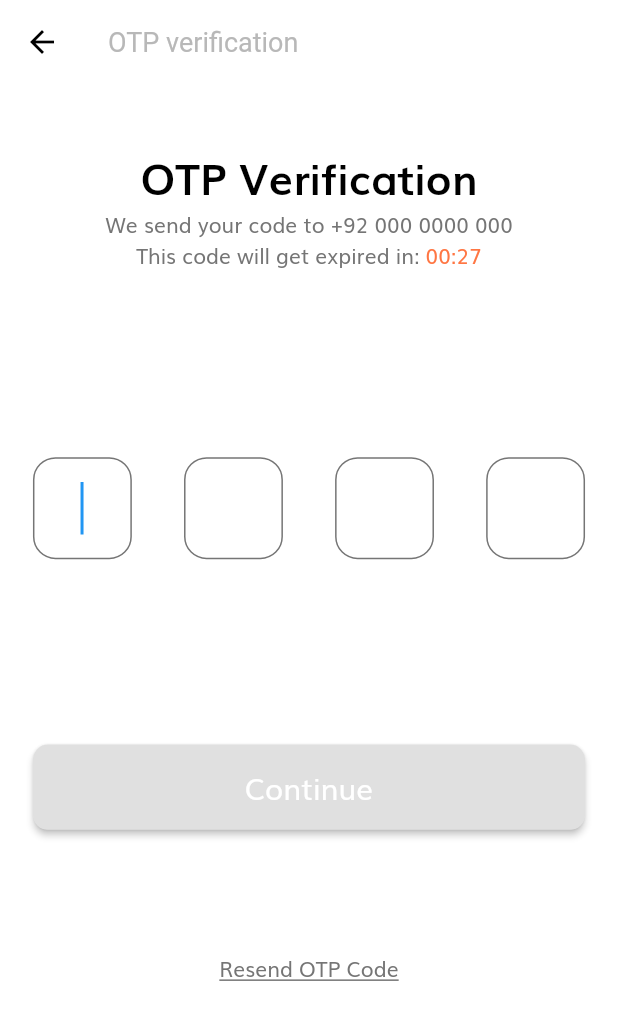
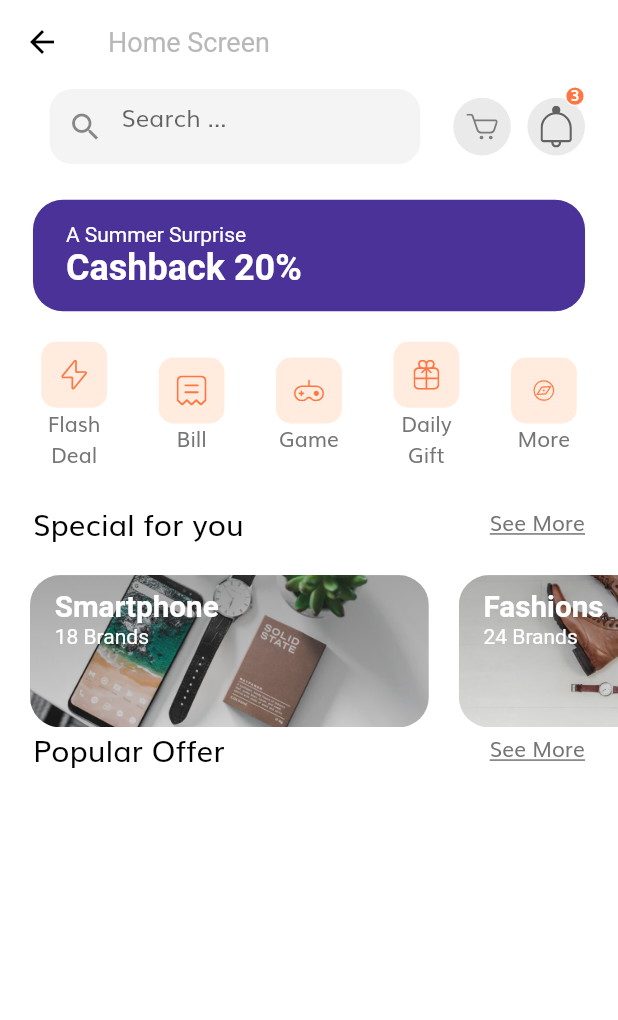
Before and after one commit to M-Farjad/Flutter-Ecommerce, a Flutter app: the OTPScreen screen opened by its route, after a tap on "Continue", on a phone screen of 412 x 824 dp. Shown: the top 1020 px of the screen. Run offline on Flutter 3.47's test engine with Material 2 defaults, Android fonts, the phone set to English and light mode, and no system bars; our stand-ins replace email_validator, flutter_svg; missing offline and left inert: dart:js_util.

Commit message:
Home Page Without Popular Products

```diff
--- /dev/null
+++ b/lib/models/product.dart
@@ -0,0 +1,103 @@
+import 'package:flutter/material.dart';
+
+class Product {
+  final int id;
+  final String title, description;
+  final List<String> images;
+  final List<Color> colors;
+  final double rating, price;
+  final bool isFavourite, isPopular;
+
+  Product({
+    required this.id,
+    required this.images,
+    required this.colors,
+    this.rating = 0.0,
+    this.isFavourite = false,
+    this.isPopular = false,
+    required this.title,
+    required this.price,
+    required this.description,
+  });
+}
+
+// Our demo Products
+
+List<Product> demoProducts = [
+  Product(
+    id: 1,
+    images: [
+      "assets/images/ps4_console_white_1.png",
+      "assets/images/ps4_console_white_2.png",
+      "assets/images/ps4_console_white_3.png",
+      "assets/images/ps4_console_white_4.png",
+    ],
+    colors: [
+      Color(0xFFF6625E),
+      Color(0xFF836DB8),
+      Color(0xFFDECB9C),
+      Colors.white,
+    ],
+    title: "Wireless Controller for PS4™",
+    price: 64.99,
+    description: description,
+    rating: 4.8,
+    isFavourite: true,
+    isPopular: true,
+  ),
+  Product(
+    id: 2,
+    images: [
+      "assets/images/Image Popular Product 2.png",
+    ],
+    colors: [
+      Color(0xFFF6625E),
+      Color(0xFF836DB8),
+      Color(0xFFDECB9C),
+      Colors.white,
+    ],
+    title: "Nike Sport White - Man Pant",
+    price: 50.5,
+    description: description,
+    rating: 4.1,
+    isPopular: true,
+  ),
+  Product(
+    id: 3,
+    images: [
+      "assets/images/glap.png",
+    ],
+    colors: [
+      Color(0xFFF6625E),
+      Color(0xFF836DB8),
+      Color(0xFFDECB9C),
+      Colors.white,
+    ],
+    title: "Gloves XC Omega - Polygon",
+    price: 36.55,
+    description: description,
+    rating: 4.1,
+    isFavourite: true,
+    isPopular: true,
+  ),
+  Product(
+    id: 4,
+    images: [
+      "assets/images/wireless headset.png",
+    ],
+    colors: [
+      Color(0xFFF6625E),
+      Color(0xFF836DB8),
+      Color(0xFFDECB9C),
+      Colors.white,
+    ],
+    title: "Logitech Head",
+    price: 20.20,
+    description: description,
+    rating: 4.1,
+    isFavourite: true,
+  ),
+];
+
+const String description =
+    "Wireless Controller for PS4™ gives you what you want in your gaming from over precision control your games to sharing …";
--- a/lib/routes.dart
+++ b/lib/routes.dart
@@ -1,5 +1,6 @@
 import 'package:ecommerce/screens/complete_profile/complete_profile_screen.dart';
 import 'package:ecommerce/screens/forgot_password/forgot_password_screen.dart';
+import 'package:ecommerce/screens/home/home_screen.dart';
 import 'package:ecommerce/screens/login_screen/login_success_screen.dart';
 import 'package:ecommerce/screens/sign_in/sign_in.dart';
 import 'package:ecommerce/screens/sign_up/sign_up_screen.dart';
@@ -18,4 +19,5 @@
   SignUpScreen.routeName: (context) => const SignUpScreen(),
   CompleteProfile.routeName: (context) => const CompleteProfile(),
   OTPScreen.routeName: (context) => const OTPScreen(),
+  HomeScreen.routeName: (context) => const HomeScreen(),
 };
--- a/lib/screens/OTP/components/otp_form.dart
+++ b/lib/screens/OTP/components/otp_form.dart
@@ -1,7 +1,9 @@
+import 'package:ecommerce/screens/home/home_screen.dart';
 import 'package:flutter/material.dart';
 import '../../../components/default_button.dart';
 import '../../../constants.dart';
 import '../../../size_config.dart';
+import '../../home/home_screen.dart';
 
 class OTPform extends StatefulWidget {
   const OTPform({super.key});
@@ -108,7 +110,9 @@
         DefaultButton(
             raisedButtonStyle: raisedButtonStyle,
             text: "Continue",
-            press: () {}),
+            press: () {
+              Navigator.pushNamed(context, HomeScreen.routeName);
+            }),
       ],
     );
   }
--- /dev/null
+++ b/lib/screens/home/components/body.dart
@@ -0,0 +1,36 @@
+import 'package:ecommerce/screens/home/components/section_title.dart';
+import 'package:ecommerce/size_config.dart';
+import 'package:flutter/material.dart';
+import 'categories.dart';
+import 'discount_banner.dart';
+import 'homeHeader.dart';
+import 'special_offers.dart';
+
+class Body extends StatefulWidget {
+  const Body({super.key});
+
+  @override
+  State<Body> createState() => _BodyState();
+}
+
+class _BodyState extends State<Body> {
+  @override
+  Widget build(BuildContext context) {
+    return SafeArea(
+      child: SingleChildScrollView(
+        child: Column(
+          children: [
+            HomeHeader(),
+            SizedBox(height: getProportionateScreenHeight(20)),
+            discountBanner(),
+            SizedBox(height: getProportionateScreenHeight(20)),
+            Categories(),
+            SizedBox(height: getProportionateScreenHeight(20)),
+            SpecialOffers(),
+            SectionTitle(text: 'Popular Offer', press: () {}),
+          ],
+        ),
+      ),
+    );
+  }
+}
--- /dev/null
+++ b/lib/screens/home/components/categories.dart
@@ -0,0 +1,35 @@
+import 'package:flutter/material.dart';
+import '../../../size_config.dart';
+import 'categoryCard.dart';
+
+class Categories extends StatelessWidget {
+  const Categories({super.key});
+
+  @override
+  Widget build(BuildContext context) {
+    List<Map<String, dynamic>> categories = [
+      {"icon": "assets/icons/Flash Icon.svg", "text": "Flash Deal"},
+      {"icon": "assets/icons/Bill Icon.svg", "text": "Bill"},
+      {"icon": "assets/icons/Game Icon.svg", "text": "Game"},
+      {"icon": "assets/icons/Gift Icon.svg", "text": "Daily Gift"},
+      {"icon": "assets/icons/Discover.svg", "text": "More"},
+    ];
+    return Padding(
+      padding:
+          EdgeInsets.symmetric(horizontal: getProportionateScreenWidth(25)),
+      child: Row(
+        // crossAxisAlignment: CrossAxisAlignment.start,
+        mainAxisAlignment: MainAxisAlignment.spaceBetween,
+        children: [
+          ...List.generate(
+              categories.length,
+              (index) => CategoryCard(
+                    icon: categories[index]['icon'],
+                    text: categories[index]['text'],
+                    press: () {},
+                  ))
+        ],
+      ),
+    );
+  }
+}
--- /dev/null
+++ b/lib/screens/home/components/categoryCard.dart
@@ -0,0 +1,42 @@
+import 'package:flutter/material.dart';
+import 'package:flutter_svg/svg.dart';
+import '../../../size_config.dart';
+
+class CategoryCard extends StatelessWidget {
+  final String icon, text;
+  final GestureTapCallback press;
+  const CategoryCard({
+    Key? key,
+    required this.icon,
+    required this.text,
+    required this.press,
+  }) : super(key: key);
+
+  @override
+  Widget build(BuildContext context) {
+    return GestureDetector(
+      onTap: press,
+      child: SizedBox(
+        width: getProportionateScreenWidth(40),
+        child: Column(
+          children: [
+            AspectRatio(
+              aspectRatio: 1,
+              child: Container(
+                padding: EdgeInsets.all(12),
+                decoration: BoxDecoration(
+                    color: Color(0xFFFFECDF),
+                    borderRadius: BorderRadius.circular(10)),
+                child: SvgPicture.asset(icon),
+              ),
+            ),
+            Text(
+              text,
+              textAlign: TextAlign.center,
+            )
+          ],
+        ),
+      ),
+    );
+  }
+}
--- /dev/null
+++ b/lib/screens/home/components/discount_banner.dart
@@ -0,0 +1,34 @@
+import 'package:flutter/material.dart';
+
+import '../../../size_config.dart';
+
+class discountBanner extends StatelessWidget {
+  const discountBanner({
+    Key? key,
+  }) : super(key: key);
+
+  @override
+  Widget build(BuildContext context) {
+    return Container(
+      width: double.infinity,
+      margin: EdgeInsets.symmetric(horizontal: getProportionateScreenWidth(20)),
+      // height: 90,
+      padding: EdgeInsets.symmetric(
+          horizontal: getProportionateScreenWidth(20),
+          vertical: getProportionateScreenHeight(15)),
+      decoration: BoxDecoration(
+          color: Color(0xFF4A3298), borderRadius: BorderRadius.circular(20)),
+      child: Text.rich(
+        TextSpan(
+          text: "A Summer Surprise\n",
+          style: TextStyle(color: Colors.white),
+          children: [
+            TextSpan(
+                text: "Cashback 20%",
+                style: TextStyle(fontSize: 24, fontWeight: FontWeight.bold))
+          ],
+        ),
+      ),
+    );
+  }
+}
--- /dev/null
+++ b/lib/screens/home/components/homeHeader.dart
@@ -0,0 +1,30 @@
+import 'package:flutter/material.dart';
+import '../../../size_config.dart';
+import 'iconBtnCounter.dart';
+import 'searchField.dart';
+
+class HomeHeader extends StatelessWidget {
+  const HomeHeader({
+    Key? key,
+  }) : super(key: key);
+
+  @override
+  Widget build(BuildContext context) {
+    return Padding(
+      padding:
+          EdgeInsets.symmetric(horizontal: getProportionateScreenWidth(20)),
+      child: Row(
+        mainAxisAlignment: MainAxisAlignment.spaceBetween,
+        children: [
+          SearchField(),
+          IconBtnCounter(
+            svgSrc: "assets/icons/Cart Icon.svg",
+            press: () {},
+          ),
+          IconBtnCounter(
+              svgSrc: "assets/icons/Bell.svg", press: () {}, numOfItems: 3),
+        ],
+      ),
+    );
+  }
+}
--- /dev/null
+++ b/lib/screens/home/components/iconBtnCounter.dart
@@ -0,0 +1,65 @@
+import 'package:flutter/material.dart';
+import 'package:flutter_svg/svg.dart';
+import '../../../constants.dart';
+import '../../../size_config.dart';
+
+class IconBtnCounter extends StatelessWidget {
+  const IconBtnCounter({
+    Key? key,
+    required this.svgSrc,
+    this.numOfItems = 0,
+    required this.press,
+  }) : super(key: key);
+
+  final String svgSrc;
+  final int numOfItems;
+  final GestureTapCallback press;
+
+  @override
+  Widget build(BuildContext context) {
+    return InkWell(
+      onTap: press,
+      borderRadius: BorderRadius.circular(50),
+      child: SizedBox(
+        width: getProportionateScreenWidth(35),
+        child: Stack(
+          children: [
+            Container(
+              padding: EdgeInsets.all(getProportionateScreenWidth(8)),
+              width: getProportionateScreenWidth(56),
+              height: getProportionateScreenHeight(56),
+              decoration: BoxDecoration(
+                  color: kSecondaryColor.withOpacity(0.2),
+                  shape: BoxShape.circle),
+              child: SvgPicture.asset(svgSrc),
+            ),
+            if (numOfItems != 0)
+              Positioned(
+                right: 0,
+                left: 25,
+                top: 0,
+                child: Container(
+                  width: getProportionateScreenWidth(16),
+                  height: getProportionateScreenHeight(16),
+                  decoration: BoxDecoration(
+                    shape: BoxShape.circle,
+                    border: Border.all(color: Colors.white),
+                    color: kPrimaryColor,
+                  ),
+                  child: Center(
+                      child: Text(
+                    '${numOfItems}',
+                    style: TextStyle(
+                        fontSize: getProportionateScreenHeight(10),
+                        color: Colors.white,
+                        height: 1,
+                        fontWeight: FontWeight.w600),
+                  )),
+                ),
+              )
+          ],
+        ),
+      ),
+    );
+  }
+}
--- /dev/null
+++ b/lib/screens/home/components/searchField.dart
@@ -0,0 +1,37 @@
+import 'package:flutter/material.dart';
+import '../../../constants.dart';
+import '../../../size_config.dart';
+
+class SearchField extends StatelessWidget {
+  const SearchField({
+    Key? key,
+  }) : super(key: key);
+
+  @override
+  Widget build(BuildContext context) {
+    return Padding(
+      padding:
+          EdgeInsets.symmetric(horizontal: getProportionateScreenWidth(10)),
+      child: Container(
+        decoration: BoxDecoration(
+            color: kSecondaryColor.withOpacity(0.1),
+            borderRadius: BorderRadius.circular(15)),
+        width: SizeConfig.screenWidth * 0.6,
+        height: 50,
+        child: TextField(
+          onChanged: (value) {
+            //Search Value
+          },
+          decoration: const InputDecoration(
+              // contentPadding: EdgeInsets.symmetric(
+              //     horizontal: getProportionateScreenWidth(50),
+              //     vertical: getProportionateScreenHeight(15)),
+              enabledBorder: InputBorder.none,
+              focusedBorder: InputBorder.none,
+              hintText: "Search ...",
+              prefixIcon: Icon(Icons.search)),
+        ),
+      ),
+    );
+  }
+}
--- /dev/null
+++ b/lib/screens/home/components/section_title.dart
@@ -0,0 +1,36 @@
+import 'package:flutter/material.dart';
+
+import '../../../size_config.dart';
+
+class SectionTitle extends StatelessWidget {
+  const SectionTitle({
+    Key? key,
+    required this.text,
+    required this.press,
+  }) : super(key: key);
+  final String text;
+  final GestureTapCallback press;
+  @override
+  Widget build(BuildContext context) {
+    return Padding(
+      padding:
+          EdgeInsets.symmetric(horizontal: getProportionateScreenWidth(20)),
+      child: Row(
+        mainAxisAlignment: MainAxisAlignment.spaceBetween,
+        children: [
+          Text(
+            text,
+            style: TextStyle(
+                color: Colors.black, fontSize: getProportionateScreenWidth(18)),
+          ),
+          GestureDetector(
+              onTap: press,
+              child: const Text(
+                'See More',
+                style: TextStyle(decoration: TextDecoration.underline),
+              ))
+        ],
+      ),
+    );
+  }
+}
--- /dev/null
+++ b/lib/screens/home/components/special_offer_card.dart
@@ -0,0 +1,71 @@
+import 'package:flutter/material.dart';
+import '../../../size_config.dart';
+
+class SpecialOfferCard extends StatelessWidget {
+  const SpecialOfferCard({
+    Key? key,
+    required this.category,
+    required this.img,
+    required this.numOfBrands,
+    required this.press,
+  }) : super(key: key);
+  final String category, img;
+  final int numOfBrands;
+  final GestureTapCallback press;
+
+  @override
+  Widget build(BuildContext context) {
+    return Padding(
+      padding: EdgeInsets.only(left: 20),
+      child: GestureDetector(
+        onTap: press,
+        child: SizedBox(
+          height: getProportionateScreenHeight(100),
+          width: getProportionateScreenWidth(242),
+          child: ClipRRect(
+            borderRadius: BorderRadius.circular(20),
+            child: Stack(
+              fit: StackFit.expand,
+              children: [
+                Image.asset(img, fit: BoxFit.cover),
+                Container(
+                  decoration: BoxDecoration(
+                    gradient: LinearGradient(
+                      begin: Alignment.topCenter,
+                      end: Alignment.bottomCenter,
+                      colors: [
+                        Color(0xFF343434).withOpacity(0.4),
+                        Color(0xFF343434).withOpacity(0.15)
+                      ],
+                    ),
+                  ),
+                ),
+                Padding(
+                  padding: EdgeInsets.symmetric(
+                      horizontal: getProportionateScreenWidth(15),
+                      vertical: getProportionateScreenHeight(10)),
+                  child: Text.rich(
+                    TextSpan(
+                      style: TextStyle(color: Colors.white),
+                      children: [
+                        TextSpan(
+                          text: '$category\n',
+                          style: TextStyle(
+                              fontSize: getProportionateScreenWidth(18),
+                              fontWeight: FontWeight.bold),
+                        ),
+                        TextSpan(
+                          text: '$numOfBrands Brands',
+                        )
+                      ],
+                    ),
+                  ),
+                )
+              ],
+            ),
+          ),
+        ),
+      ),
+    );
+  }
+}
--- /dev/null
+++ b/lib/screens/home/components/special_offers.dart
@@ -0,0 +1,42 @@
+import 'package:flutter/material.dart';
+import '../../../size_config.dart';
+import 'section_title.dart';
+import 'special_offer_card.dart';
+
+class SpecialOffers extends StatelessWidget {
+  const SpecialOffers({
+    Key? key,
+  }) : super(key: key);
+
+  @override
+  Widget build(BuildContext context) {
+    return Column(
+      children: [
+        SectionTitle(press: () {}, text: 'Special for you'),
+        SizedBox(height: getProportionateScreenHeight(20)),
+        SingleChildScrollView(
+          scrollDirection: Axis.horizontal,
+          child: Row(
+            children: [
+              SpecialOfferCard(
+                img: 'assets/images/Image Banner 2.png',
+                category: 'Smartphone',
+                numOfBrands: 18,
+                press: () {},
+              ),
+              SpecialOfferCard(
+                img: 'assets/images/Image Banner 3.png',
+                category: 'Fashions',
+                numOfBrands: 24,
+                press: () {},
+              ),
+              SizedBox(
+                width: getProportionateScreenWidth(20),
+              )
+            ],
+          ),
+        ),
+      ],
+    );
+  }
+}
--- /dev/null
+++ b/lib/screens/home/home_screen.dart
@@ -0,0 +1,18 @@
+import 'package:ecommerce/screens/Home/components/body.dart';
+import 'package:ecommerce/size_config.dart';
+import 'package:flutter/material.dart';
+
+class HomeScreen extends StatelessWidget {
+  const HomeScreen({super.key});
+  static String routeName = "/Home";
+  @override
+  Widget build(BuildContext context) {
+    SizeConfig().init(context);
+    return Scaffold(
+      appBar: AppBar(
+        title: Text("Home Screen"),
+      ),
+      body: Body(),
+    );
+  }
+}
--- a/lib/screens/login_screen/components/body.dart
+++ b/lib/screens/login_screen/components/body.dart
@@ -1,4 +1,5 @@
 import 'package:ecommerce/components/default_button.dart';
+import 'package:ecommerce/screens/home/home_screen.dart';
 import 'package:ecommerce/size_config.dart';
 import 'package:flutter/material.dart';
 
@@ -34,7 +35,8 @@
             child: DefaultButton(
                 raisedButtonStyle: raisedButtonStyle,
                 text: 'Back To Home',
-                press: () {}),
+                press: () =>
+                    Navigator.pushNamed(context, HomeScreen.routeName)),
           ),
           Spacer(),
         ],
```
